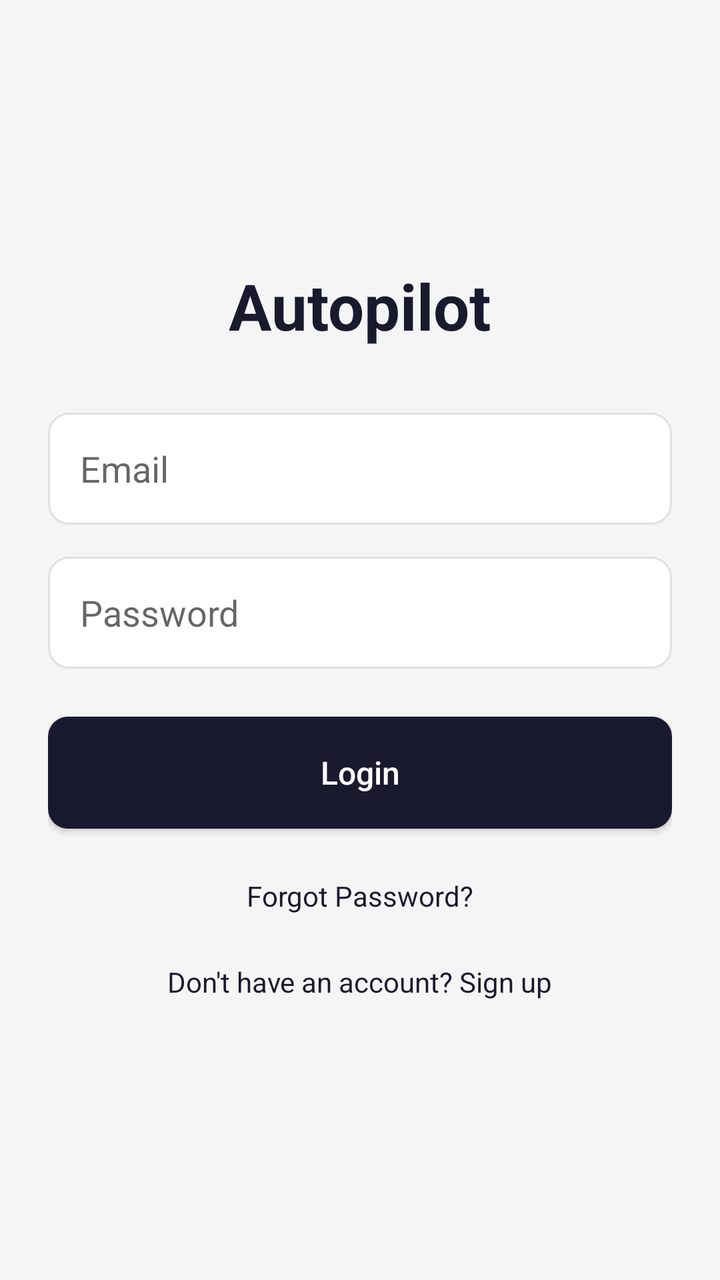
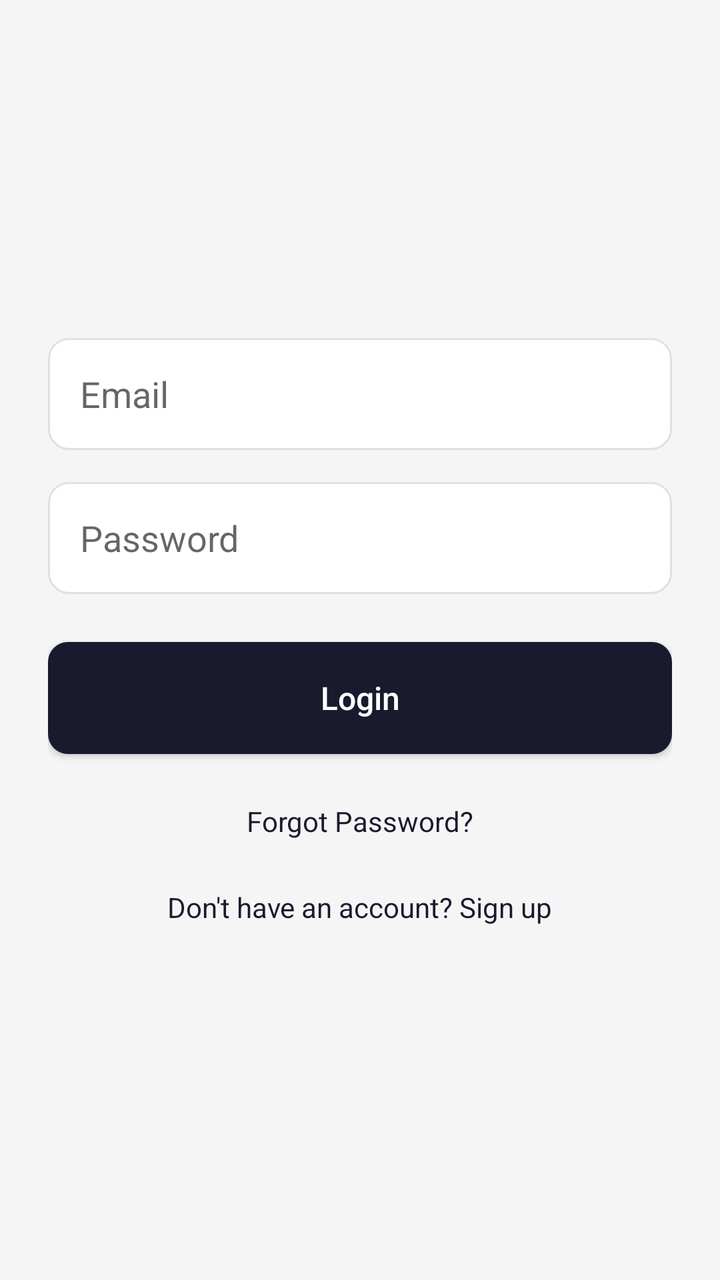

Two renders of the same Android screen: before a commit and after it. Below are the layout's source before the change and the commit's diff.
<!-- AndroidManifest.xml: application theme Theme.Autopilot -->
<!-- res/layout/activity_login.xml -->
<?xml version="1.0" encoding="utf-8"?>
<LinearLayout xmlns:android="http://schemas.android.com/apk/res/android"
    android:layout_width="match_parent"
    android:layout_height="match_parent"
    android:orientation="vertical"
    android:gravity="center"
    android:padding="24dp"
    android:background="@drawable/bg_screen">

    <TextView
        android:layout_width="wrap_content"
        android:layout_height="wrap_content"
         android:text="@string/autopilot"
        android:textSize="32sp"
        android:textStyle="bold"
        android:textColor="@color/primary"
        android:layout_marginBottom="32dp" />

    <EditText
        android:id="@+id/etEmail"
        android:layout_width="match_parent"
        android:layout_height="56dp"
         android:hint="@string/email"
         android:autofillHints="username"
         android:importantForAutofill="yes"
        android:inputType="textEmailAddress"
        android:paddingHorizontal="16dp"
        android:background="@drawable/bg_input"
        android:layout_marginBottom="16dp" />

    <EditText
        android:id="@+id/etPassword"
        android:layout_width="match_parent"
        android:layout_height="56dp"
         android:hint="@string/password"
         android:autofillHints="password"
         android:importantForAutofill="yes"
        android:inputType="textPassword"
        android:paddingHorizontal="16dp"
        android:background="@drawable/bg_input"
        android:layout_marginBottom="24dp" />

    <androidx.appcompat.widget.AppCompatButton
        android:id="@+id/btnLogin"
        android:layout_width="match_parent"
        android:layout_height="56dp"
         android:text="@string/login"
         android:contentDescription="@string/login"
        android:textColor="@android:color/white"
        android:textAllCaps="false"
        android:textSize="16sp"
        android:background="@drawable/bg_button_primary" />

    <TextView
        android:id="@+id/tvForgotPassword"
        android:layout_width="wrap_content"
        android:layout_height="wrap_content"
         android:text="@string/forgot_password"
        android:textColor="@color/primary"
        android:layout_marginTop="16dp"
        android:padding="8dp" />

    <TextView
        android:id="@+id/tvSignup"
        android:layout_width="wrap_content"
        android:layout_height="wrap_content"
         android:text="@string/signup_prompt"
        android:textColor="@color/primary"
        android:layout_marginTop="8dp"
        android:padding="8dp" />

</LinearLayout>
<!-- resources referenced by this layout -->
<resources>
  <color name="primary">#1A1A2E</color>
  <!-- drawable bg_button_primary (drawable) -->
  <?xml version="1.0" encoding="utf-8"?>
  <shape xmlns:android="http://schemas.android.com/apk/res/android"
      android:shape="rectangle">
      <solid android:color="@color/primary" />
      <corners android:radius="10dp" />
  </shape>
  <!-- drawable bg_input (drawable) -->
  <?xml version="1.0" encoding="utf-8"?>
  <shape xmlns:android="http://schemas.android.com/apk/res/android"
      android:shape="rectangle">
      <solid android:color="@color/input_bg" />
      <corners android:radius="10dp" />
      <stroke android:width="1dp" android:color="@color/border" />
  </shape>
  <!-- drawable bg_screen (drawable) -->
  <?xml version="1.0" encoding="utf-8"?>
  <shape xmlns:android="http://schemas.android.com/apk/res/android"
      android:shape="rectangle">
      <solid android:color="@color/background" />
  </shape>
  <string name="autopilot">Autopilot</string>
  <string name="email">Email</string>
  <string name="forgot_password">Forgot Password?</string>
  <string name="login">Login</string>
  <string name="password">Password</string>
  <string name="signup_prompt">Don't have an account? Sign up</string>
  <style name="Theme.Autopilot" parent="Theme.MaterialComponents.DayNight.DarkActionBar">
          <item name="colorPrimary">@color/primary</item>
          <item name="colorPrimaryVariant">@color/secondary</item>
          <item name="colorOnPrimary">@android:color/white</item>
          <item name="android:statusBarColor">@color/primary</item>
          <item name="android:windowLightStatusBar">false</item>
      </style>
  <color name="input_bg">#FFFFFF</color>
  <color name="border">#E0E0E0</color>
  <color name="background">#F5F5F5</color>
  <color name="secondary">#16213E</color>
</resources>

<!-- the commit's change to res/layout/activity_login.xml (unified diff, before → after) -->
@@ -1,20 +1,16 @@
 <?xml version="1.0" encoding="utf-8"?>
-<LinearLayout xmlns:android="http://schemas.android.com/apk/res/android"
+<ScrollView xmlns:android="http://schemas.android.com/apk/res/android"
     android:layout_width="match_parent"
     android:layout_height="match_parent"
-    android:orientation="vertical"
-    android:gravity="center"
-    android:padding="24dp"
+    android:fillViewport="true"
     android:background="@drawable/bg_screen">
 
-    <TextView
-        android:layout_width="wrap_content"
+    <LinearLayout
+        android:layout_width="match_parent"
         android:layout_height="wrap_content"
-         android:text="@string/autopilot"
-        android:textSize="32sp"
-        android:textStyle="bold"
-        android:textColor="@color/primary"
-        android:layout_marginBottom="32dp" />
+        android:orientation="vertical"
+        android:gravity="center"
+        android:padding="24dp">
 
     <EditText
         android:id="@+id/etEmail"
@@ -69,4 +65,5 @@
         android:layout_marginTop="8dp"
         android:padding="8dp" />
 
-</LinearLayout>
+    </LinearLayout>
+</ScrollView>
<!-- resource entries referenced after the edit -->
@@ -22,7 +22,6 @@
       android:shape="rectangle">
       <solid android:color="@color/background" />
   </shape>
-  <string name="autopilot">Autopilot</string>
   <string name="email">Email</string>
   <string name="forgot_password">Forgot Password?</string>
   <string name="login">Login</string>
